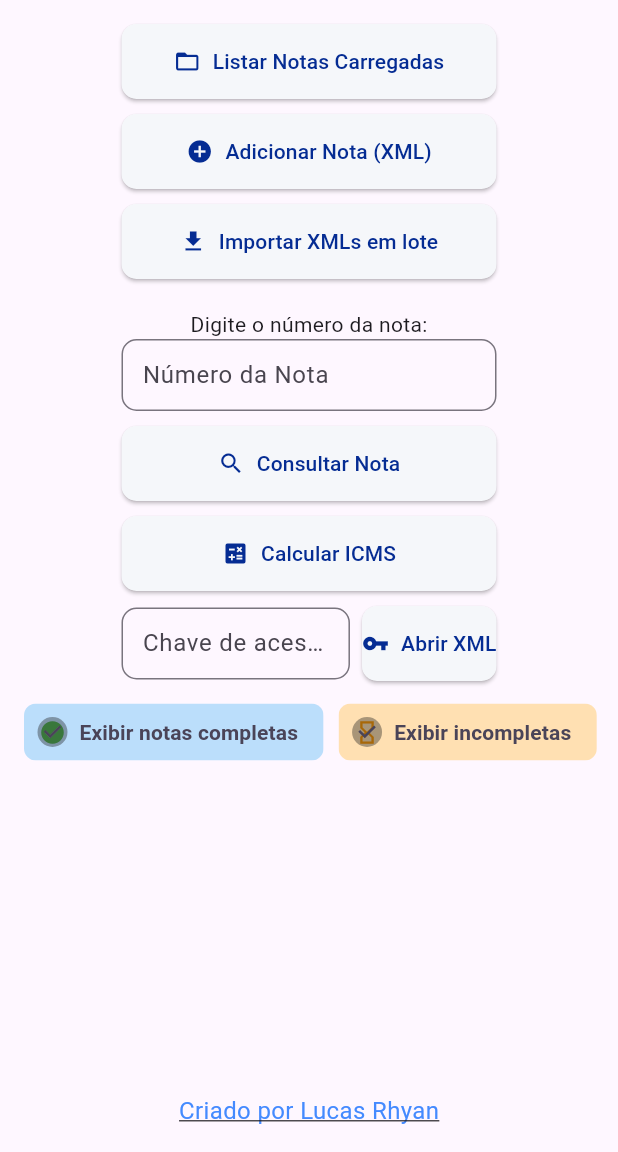
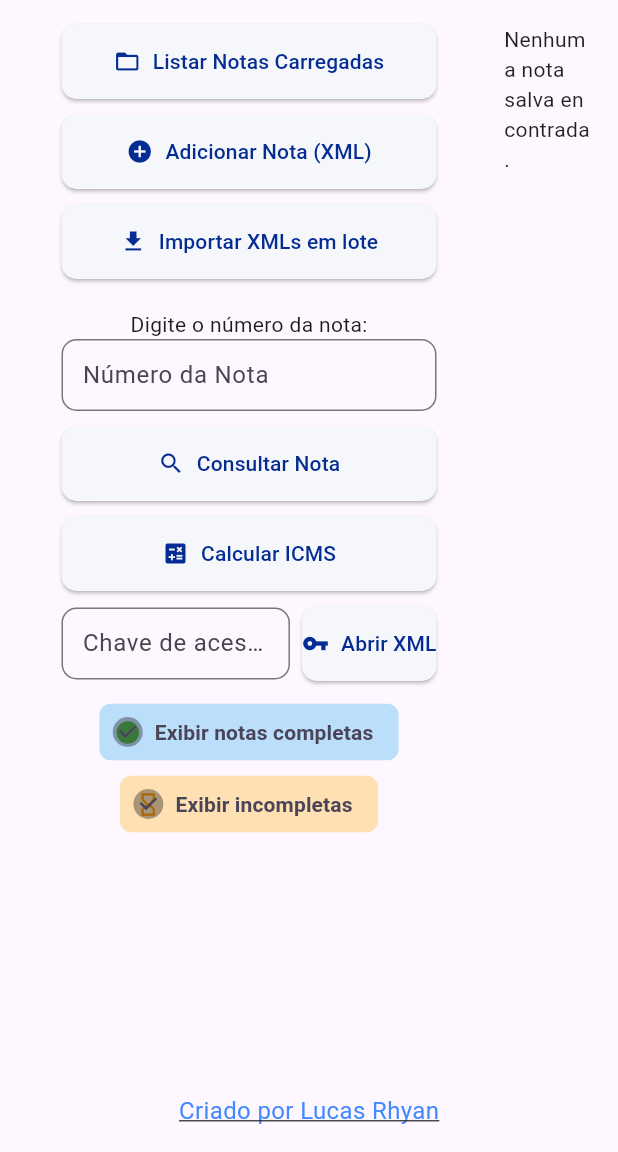
Before and after one commit to lukksRhyan/Gerenciador-de-notas-Tigre, a Flutter app: the screen it shows after launch, on a phone screen of 412 x 824 dp, the part 84-1236 px from its top. Run offline on Flutter 3.47's test engine with Material 3 defaults, Android fonts, the light colour scheme and no system bars; our stand-ins replace file_picker, open_filex; missing offline and left inert: excel.

Commit message:
mudado o leiaute

```diff
--- a/lib/main.dart
+++ b/lib/main.dart
@@ -52,7 +52,7 @@ class _GerenciadorNotasPageState extends State<GerenciadorNotasPage> {
   bool _isLoading = false;
   String _message = '';
   bool _showCompletedNotes = true;
-  bool _showIncompleteNotes = true; // NOVO: controla exibição das notas incompletas
+  bool _showIncompleteNotes = true;
 
   @override
   void initState() {
@@ -228,7 +228,7 @@ class _GerenciadorNotasPageState extends State<GerenciadorNotasPage> {
       setState(() {
         _message = '';
       });
-      _showNoteDetailsDialog(nota!);
+      _showNoteDetailsDialog(nota);
     } catch (e) {
       setState(() {
         _message = 'Erro ao consultar nota $numeroNota: $e';
@@ -521,6 +521,9 @@ class _GerenciadorNotasPageState extends State<GerenciadorNotasPage> {
 
   @override
   Widget build(BuildContext context) {
+    // Define a largura para a coluna de ações (Left Pane)
+    const double actionPanelWidth = 300.0;
+
     return Scaffold(
       appBar: AppBar(
         title: const Text(" Gerenciador de Notas Tigre"),
@@ -539,9 +542,18 @@ class _GerenciadorNotasPageState extends State<GerenciadorNotasPage> {
           ),
         ],
       ),
-      body: Center(
-        child: Padding(
+      body: Padding(
         padding: const EdgeInsets.all(16.0),
+        child: Column( // Coluna principal para empilhar o conteúdo principal (Row) e o Footer
+          children: [
+            Expanded( // A Row de conteúdo principal ocupa o espaço vertical disponível
+              child: Row(
+                crossAxisAlignment: CrossAxisAlignment.start, // Alinha o conteúdo ao topo
+                children: [
+                  // --- LADO ESQUERDO: Ações e Inputs ---
+                  SizedBox(
+                    width: actionPanelWidth, // Largura fixa para a coluna de ações
+                    child: SingleChildScrollView( // Permite rolagem se as ações transbordarem verticalmente
                       child: Column(
                         mainAxisAlignment: MainAxisAlignment.start,
                         crossAxisAlignment: CrossAxisAlignment.center,
@@ -639,7 +651,7 @@ class _GerenciadorNotasPageState extends State<GerenciadorNotasPage> {
                             ),
                           ),
                           const SizedBox(height: 10),
-              Row(
+                          Column(
                             mainAxisAlignment: MainAxisAlignment.center,
                             children: [
                               ChoiceChip(
@@ -680,6 +692,28 @@ class _GerenciadorNotasPageState extends State<GerenciadorNotasPage> {
                             ],
                           ),
                           const SizedBox(height: 10),
+                        ],
+                      ),
+                    ),
+                  ),
+
+                  const SizedBox(width: 20), // Separador
+
+                  // --- LADO DIREITO: Lista de Notas ---
+                  Expanded(
+                    child: Column(
+                      crossAxisAlignment: CrossAxisAlignment.start,
+                      children: [
+                        // Indicador de carregamento/Mensagem
+                        if (_isLoading)
+                          const Center(child: LinearProgressIndicator())
+                        else if (_message.isNotEmpty)
+                          Padding(
+                            padding: const EdgeInsets.only(bottom: 8.0),
+                            child: Text(_message, style: TextStyle(color: _message.contains('Erro') ? Colors.red : Colors.black87)),
+                          ),
+
+                        // Área da Lista
                         Expanded(
                           child: _notes.isEmpty && !_isLoading && _message.isEmpty
                               ? const Text("Adicione um arquivo XML para começar a gerenciar notas localmente.")
@@ -720,11 +754,18 @@ class _GerenciadorNotasPageState extends State<GerenciadorNotasPage> {
                                 },
                               ),
                         ),
+                      ],
+                  ),
+                ),
+              ],
+            ),
+          ),
+
+          // Footer (mantido na parte inferior, abrangendo a largura total)
+          const SizedBox(height: 10),
           CreditFooter(),
         ],
       ),
-        ),
-      ),
-    );
+    ));
   }
 }
--- a/lib/models/note_storage.dart
+++ b/lib/models/note_storage.dart
@@ -11,6 +11,7 @@ class NoteStorage {
 
   static Future<List<Nota>> loadNotes() async {
     final filePath = getNotesFilePath();
+    print(  'Loading notes from: $filePath'); // Linha de depuração
     final file = File(filePath);
     if (await file.exists()) {
       final content = await file.readAsString();
--- a/lib/utils/configs.dart
+++ b/lib/utils/configs.dart
@@ -7,8 +7,7 @@ class MyAppConfigs{
 
   MyAppConfigs._internal();
 
-  // Adicione suas configurações abaixo
   String notesFolderPath = '';
-  String xmlFolderPath = ''; // NOVO: pasta padrão dos XMLs
+  String xmlFolderPath = '';
   bool isDebugMode = true;
 }
```
Lines whose indentation alone changed are shown as unchanged.
